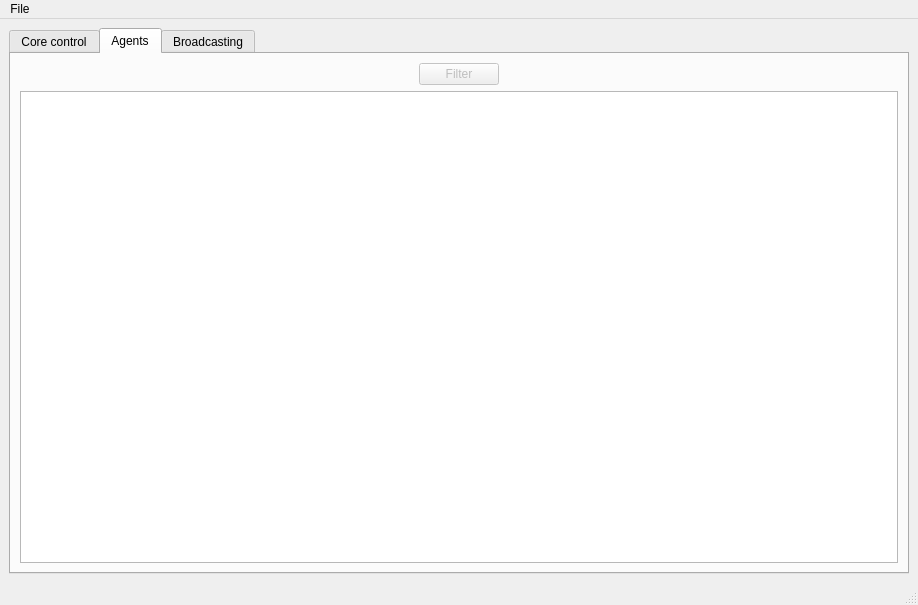
Old version of the form operator-app/gui/MainWindow.ui in the repository Al-Sah/grey-parrot-rat.
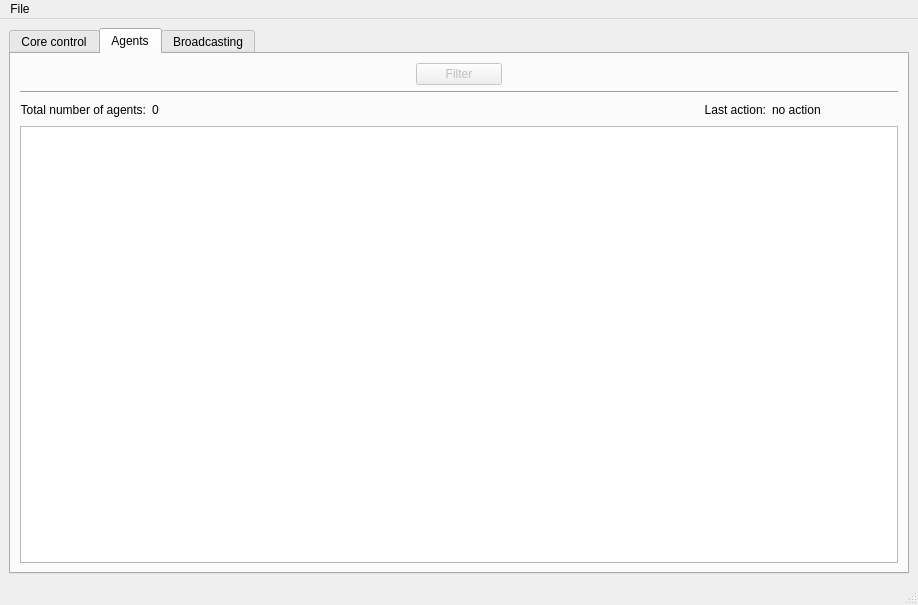
New version of the form. The open tabs and pages were chosen to show the change.

Commit message: operator-app: Updated agents connect/disconnect handling

```diff
--- a/operator-app/gui/MainWindow.ui
+++ b/operator-app/gui/MainWindow.ui
@@ -296,7 +296,7 @@
         <string>Agents</string>
        </attribute>
        <layout class="QGridLayout" name="gridLayout_3">
-        <item row="0" column="0">
+        <item row="0" column="0" colspan="3">
          <spacer name="horizontalSpacer_6">
           <property name="orientation">
            <enum>Qt::Horizontal</enum>
@@ -309,7 +309,7 @@
           </property>
          </spacer>
         </item>
-        <item row="0" column="1">
+        <item row="0" column="3">
          <widget class="QPushButton" name="btnFilter">
           <property name="enabled">
            <bool>false</bool>
@@ -319,7 +319,7 @@
           </property>
          </widget>
         </item>
-        <item row="0" column="2">
+        <item row="0" column="4" colspan="3">
          <spacer name="horizontalSpacer_7">
           <property name="orientation">
            <enum>Qt::Horizontal</enum>
@@ -332,7 +332,61 @@
           </property>
          </spacer>
         </item>
-        <item row="1" column="0" colspan="3">
+        <item row="1" column="0" colspan="7">
+         <widget class="Line" name="line_3">
+          <property name="orientation">
+           <enum>Qt::Horizontal</enum>
+          </property>
+         </widget>
+        </item>
+        <item row="2" column="0">
+         <widget class="QLabel" name="labelAgentsNumber">
+          <property name="text">
+           <string>Total number of agents:</string>
+          </property>
+          <property name="alignment">
+           <set>Qt::AlignRight|Qt::AlignTrailing|Qt::AlignVCenter</set>
+          </property>
+         </widget>
+        </item>
+        <item row="2" column="1">
+         <widget class="QLabel" name="labelAgentsNumberValue">
+          <property name="text">
+           <string>0</string>
+          </property>
+         </widget>
+        </item>
+        <item row="2" column="2" colspan="3">
+         <spacer name="horizontalSpacer_8">
+          <property name="orientation">
+           <enum>Qt::Horizontal</enum>
+          </property>
+          <property name="sizeHint" stdset="0">
+           <size>
+            <width>342</width>
+            <height>20</height>
+           </size>
+          </property>
+         </spacer>
+        </item>
+        <item row="2" column="5">
+         <widget class="QLabel" name="labelLastAction">
+          <property name="text">
+           <string>Last action:</string>
+          </property>
+          <property name="alignment">
+           <set>Qt::AlignRight|Qt::AlignTrailing|Qt::AlignVCenter</set>
+          </property>
+         </widget>
+        </item>
+        <item row="2" column="6">
+         <widget class="QLabel" name="labelLastActionValue">
+          <property name="text">
+           <string>no action</string>
+          </property>
+         </widget>
+        </item>
+        <item row="3" column="0" colspan="7">
          <widget class="QListWidget" name="agentsListWidget"/>
         </item>
        </layout>
```
Left out of the diff: 2 changed lines with no effect on the pictures. The commit also changes 7 other files.
